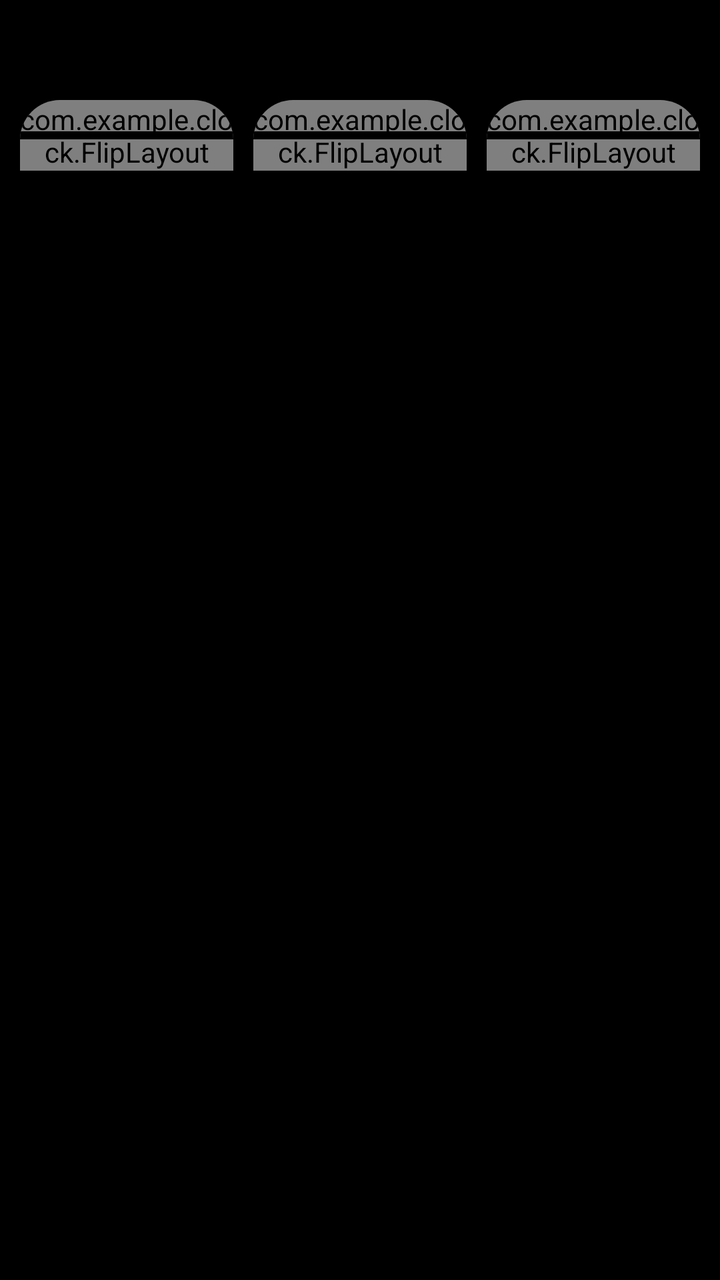
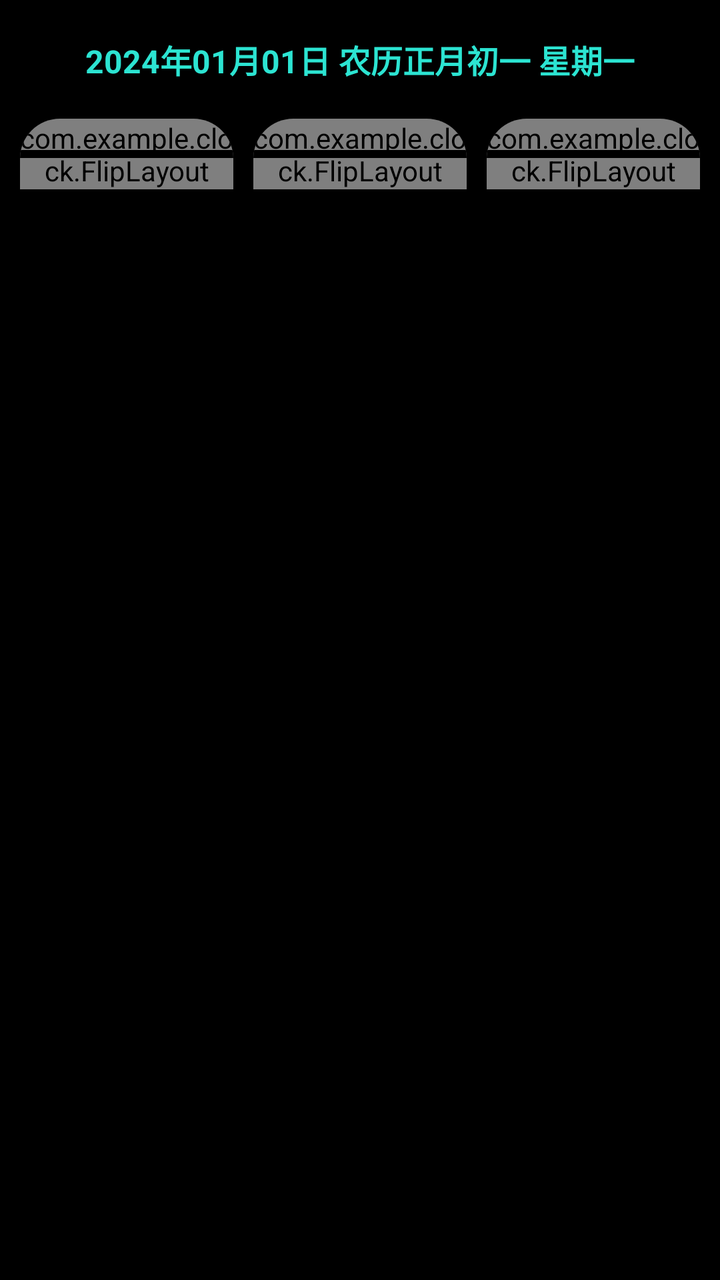

The first picture is an Android layout as it rendered before a commit; the second is the same layout after the commit. The layout source and the unified diff follow.
<!-- AndroidManifest.xml: application theme android:Theme.NoTitleBar.Fullscreen -->
<!-- res/layout/activity_main.xml -->
<?xml version="1.0" encoding="UTF-8"?>
<LinearLayout tools:context=".MainActivity"
    android:orientation="vertical"
    android:layout_height="match_parent"
    android:layout_width="match_parent"
    xmlns:tools="http://schemas.android.com/tools"
    xmlns:myFlip="http://schemas.android.com/apk/res-auto"
    xmlns:android="http://schemas.android.com/apk/res/android"
    xmlns:app="http://schemas.android.com/apk/res-auto">



    <LinearLayout
        android:orientation="horizontal"
        android:layout_height="match_parent"
        android:layout_width="match_parent"
        android:background="@color/black"
        android:paddingTop="50dp"
        android:paddingBottom="50dp"
        android:paddingLeft="10dp"
        android:paddingRight="10dp">
        <androidx.cardview.widget.CardView
            android:layout_height="match_parent"
            android:layout_width="0dp"
            android:layout_weight="1"
            app:cardCornerRadius="20dp"

            >
            <FrameLayout
                android:layout_width="wrap_content"
                android:layout_height="wrap_content">

                <com.example.clock.FlipLayout
                    android:id="@+id/bit_flip_1"
                    android:layout_width="match_parent"
                    android:layout_height="match_parent"
                    android:background="#ffffff"
                    myFlip:flipTextBackground="@color/DimGray"
                    myFlip:flipTextColor="@color/sky_blue"

                    myFlip:flipTextSize="200sp" />
            
                <View
                    android:layout_width="match_parent"
                    android:layout_height="4dp"
                    android:layout_gravity="center"
                    android:background="@color/black"
                    />
            </FrameLayout>
        </androidx.cardview.widget.CardView>
        <androidx.cardview.widget.CardView
            android:layout_height="match_parent"
            android:layout_width="0dp"
            android:layout_weight="1"
            app:cardCornerRadius="20dp"
            android:layout_marginLeft="10dp">
            <FrameLayout
                android:layout_width="wrap_content"
                android:layout_height="wrap_content">
            <com.example.clock.FlipLayout

                android:layout_height="match_parent"
                android:layout_width="match_parent"
                android:id="@+id/bit_flip_2"
                myFlip:flipTextColor="@color/sky_blue"
                myFlip:flipTextSize="200sp"
                myFlip:flipTextBackground="@color/DimGray"
                android:background="#ffffff"/>
                
                <View
                    android:id="@+id/last_price_line"
                    android:layout_width="match_parent"
                    android:layout_height="4dp"
                    android:layout_gravity="center"
                    android:background="@color/black"
                    />
            </FrameLayout>
        </androidx.cardview.widget.CardView>
        <androidx.cardview.widget.CardView
            android:layout_height="match_parent"
            android:layout_width="0dp"
            android:layout_weight="1"
            app:cardCornerRadius="20dp"
            android:layout_marginLeft="10dp">
            <FrameLayout
                android:layout_width="wrap_content"
                android:layout_height="wrap_content">
            <com.example.clock.FlipLayout
                android:layout_height="match_parent"
                android:layout_width="match_parent"
                android:id="@+id/bit_flip_3"
                myFlip:flipTextColor="@color/sky_blue"
                myFlip:flipTextSize="200sp"
                myFlip:flipTextBackground="@color/DimGray"
                android:background="#333"/>  />
            
            <View
                android:layout_width="match_parent"
                android:layout_height="4dp"
                android:layout_gravity="center"
                android:background="@color/black"
                />
        </FrameLayout>
        </androidx.cardview.widget.CardView>

</LinearLayout>

</LinearLayout>
<!-- resources referenced by this layout -->
<resources>
  <color name="DimGray">#313131</color>
  <color name="black">#FF000000</color>
  <color name="sky_blue">#87CEEB</color>
</resources>

<!-- the commit's change to res/layout/activity_main.xml (unified diff, before → after) -->
@@ -3,19 +3,30 @@
     android:orientation="vertical"
     android:layout_height="match_parent"
     android:layout_width="match_parent"
+    android:background="@color/black"
     xmlns:tools="http://schemas.android.com/tools"
     xmlns:myFlip="http://schemas.android.com/apk/res-auto"
     xmlns:android="http://schemas.android.com/apk/res/android"
     xmlns:app="http://schemas.android.com/apk/res-auto">
 
-
+    <TextView
+        android:id="@+id/date_info_text"
+        android:layout_width="match_parent"
+        android:layout_height="wrap_content"
+        android:gravity="center"
+        android:paddingTop="18dp"
+        android:paddingBottom="8dp"
+        android:textColor="@color/sky_blue"
+        android:textSize="16sp"
+        android:textStyle="bold"
+        android:text="2024年01月01日 农历正月初一 星期一" />
 
     <LinearLayout
         android:orientation="horizontal"
         android:layout_height="match_parent"
         android:layout_width="match_parent"
         android:background="@color/black"
-        android:paddingTop="50dp"
+        android:paddingTop="10dp"
         android:paddingBottom="50dp"
         android:paddingLeft="10dp"
         android:paddingRight="10dp">
<!-- resource entries referenced after the edit -->
@@ -2,6 +2,6 @@
 <resources>
   <color name="DimGray">#313131</color>
   <color name="black">#FF000000</color>
-  <color name="sky_blue">#87CEEB</color>
+  <color name="sky_blue">#2CE4D2</color>
 </resources>
 
